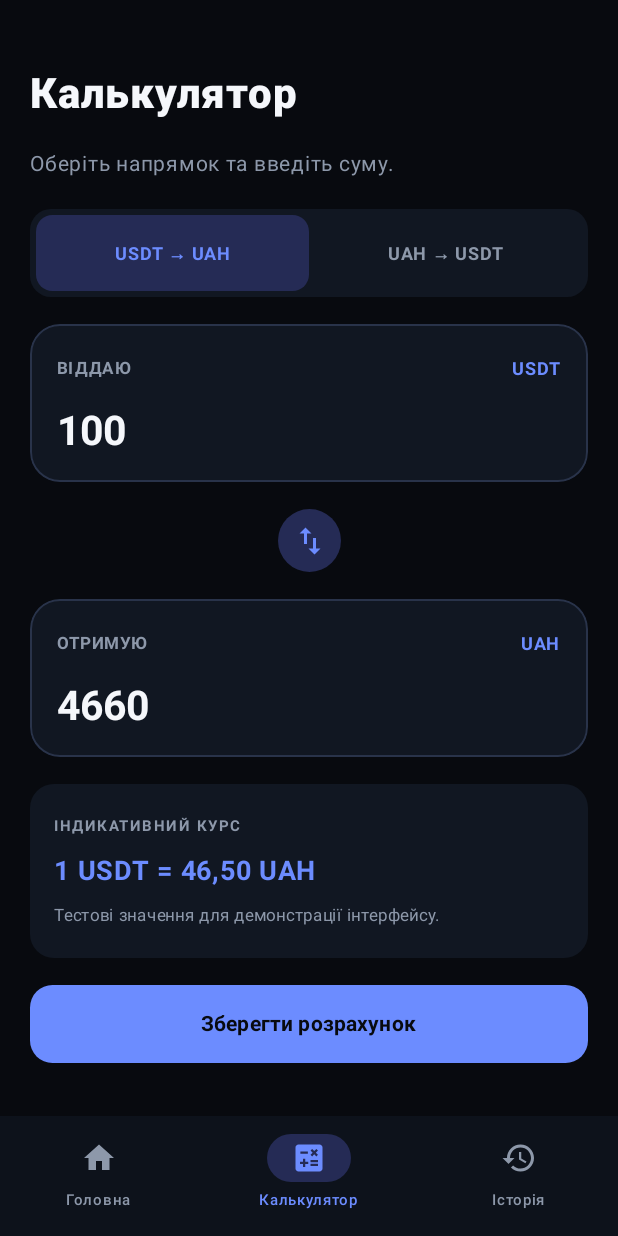
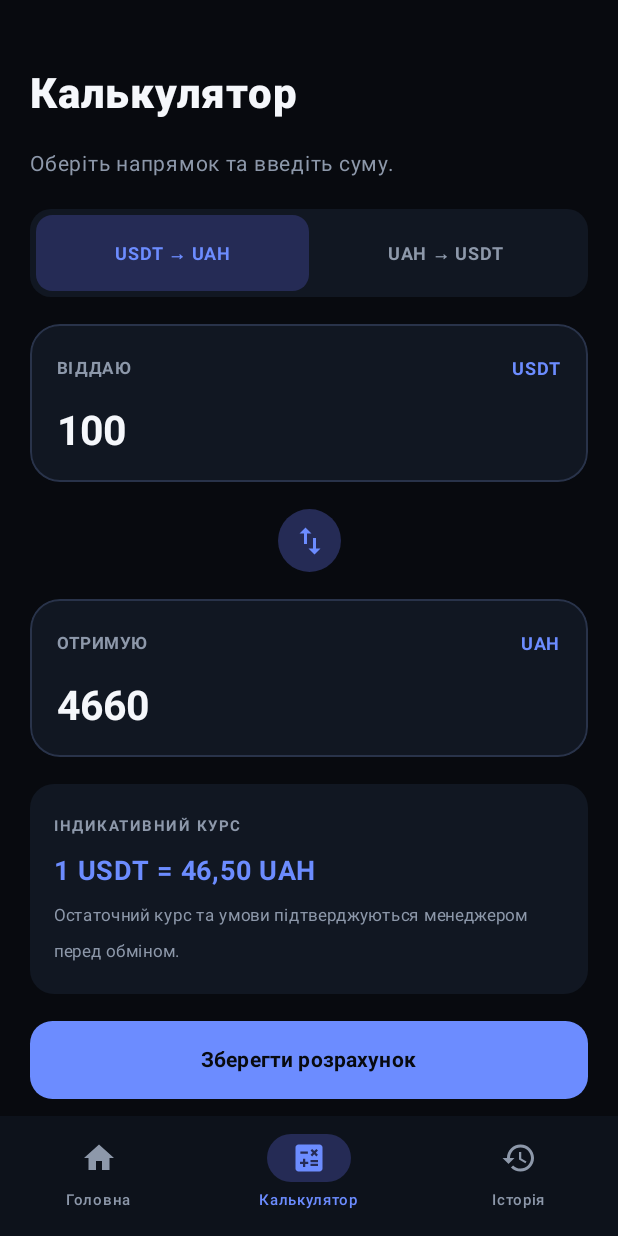
Before and after one commit to EgorMr111/soyer-one-android, an Android app built with Jetpack Compose: the screen it shows after launch (MainActivity), item 2 of the bottom bar chosen, on a phone screen of 412 x 824 dp. Run offline under Robolectric (Android 15) with nearby library versions, the phone set to English and light mode, and no system bars.

Commit message:
Polish exchange screen copy and remove demo labels

```diff
--- a/app/src/main/java/ua/soyer/one/MainActivity.kt
+++ b/app/src/main/java/ua/soyer/one/MainActivity.kt
@@ -167,7 +167,7 @@ fun HomeScreen(modifier: Modifier = Modifier, onCalculate: () -> Unit, onAdminOp
                 Row(verticalAlignment = Alignment.CenterVertically) {
                     Box(Modifier.size(7.dp).clip(CircleShape).background(AccentGreen))
                     Spacer(Modifier.width(7.dp))
-                    Text("SOYER EXCHANGE", color = Muted, fontSize = 9.sp, fontWeight = FontWeight.Bold)
+                    Text("ONLINE", color = Muted, fontSize = 9.sp, fontWeight = FontWeight.Bold)
                 }
             }
         }
@@ -185,7 +185,7 @@ fun HomeScreen(modifier: Modifier = Modifier, onCalculate: () -> Unit, onAdminOp
                 .padding(20.dp),
             verticalArrangement = Arrangement.spacedBy(16.dp)
         ) {
-            Text("КУРС ОБМІНУ · ДЕМО", color = Muted, fontSize = 11.sp, fontWeight = FontWeight.Bold, letterSpacing = 1.2.sp)
+            Text("АКТУАЛЬНИЙ КУРС ОБМІНУ", color = Muted, fontSize = 11.sp, fontWeight = FontWeight.Bold, letterSpacing = 1.2.sp)
             Row(verticalAlignment = Alignment.CenterVertically) {
                 Column(Modifier.weight(1f)) {
                     Text("USDT → UAH", color = Muted, fontSize = 13.sp)
@@ -208,7 +208,7 @@ fun HomeScreen(modifier: Modifier = Modifier, onCalculate: () -> Unit, onAdminOp
             shape = RoundedCornerShape(16.dp),
             colors = ButtonDefaults.buttonColors(containerColor = Green, contentColor = Background)
         ) {
-            Text("Відкрити калькулятор", fontWeight = FontWeight.Bold, fontSize = 15.sp)
+            Text("Розрахувати обмін", fontWeight = FontWeight.Bold, fontSize = 15.sp)
             Spacer(Modifier.width(8.dp))
             Icon(Icons.Filled.SwapVert, contentDescription = null)
         }
@@ -316,7 +316,7 @@ fun CalculatorScreen(modifier: Modifier = Modifier, onSave: (String) -> Unit = {
         Column(Modifier.fillMaxWidth().clip(RoundedCornerShape(16.dp)).background(Surface).padding(16.dp), verticalArrangement = Arrangement.spacedBy(6.dp)) {
             Text("ІНДИКАТИВНИЙ КУРС", color = Muted, fontSize = 10.sp, fontWeight = FontWeight.Bold, letterSpacing = 1.sp)
             Text(if (direction) "1 USDT = ${formatSoyerRate(settings.rateUsdtToUah)} UAH" else "1 USDT = ${formatSoyerRate(settings.rateUahToUsdt)} UAH", color = Green, fontWeight = FontWeight.Bold, fontSize = 18.sp)
-            Text("Тестові значення для демонстрації інтерфейсу.", color = Muted, fontSize = 11.sp)
+            Text("Остаточний курс та умови підтверджуються менеджером перед обміном.", color = Muted, fontSize = 11.sp)
         }
         Button(
             onClick = {
```
